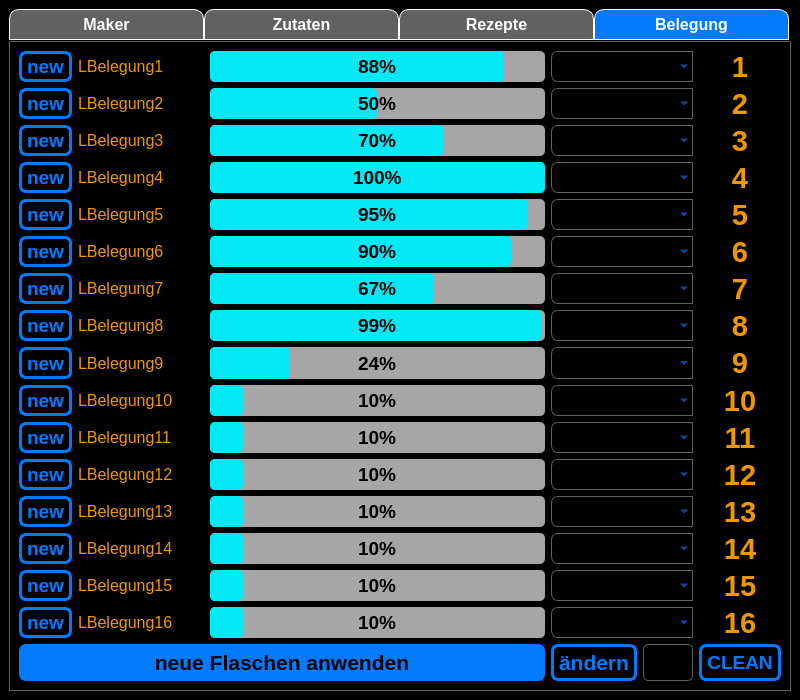
First picture: the form in src/ui_elements/Cocktailmanager_2.ui, repository AndreWohnsland/CocktailBerry, before the edit.
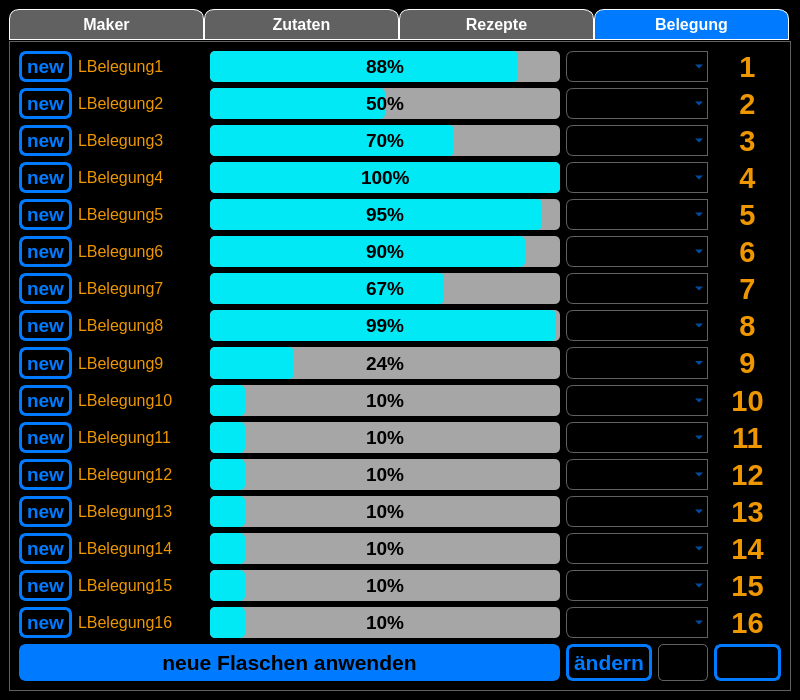
Second picture: the form after the edit. The open tabs and pages were chosen to show the change. Icons and pictures are not drawn. Custom widgets are drawn as their Qt base class.

Commit message: Introduced option window

The edit to the form file:
```diff
--- a/src/ui_elements/Cocktailmanager_2.ui
+++ b/src/ui_elements/Cocktailmanager_2.ui
@@ -2615,7 +2615,7 @@
              </font>
             </property>
             <property name="text">
-             <string>CLEAN</string>
+             <string/>
             </property>
            </widget>
           </item>
```
Left out of the diff: 10 changed lines with no effect on the pictures. The commit also changes 6 other files.
